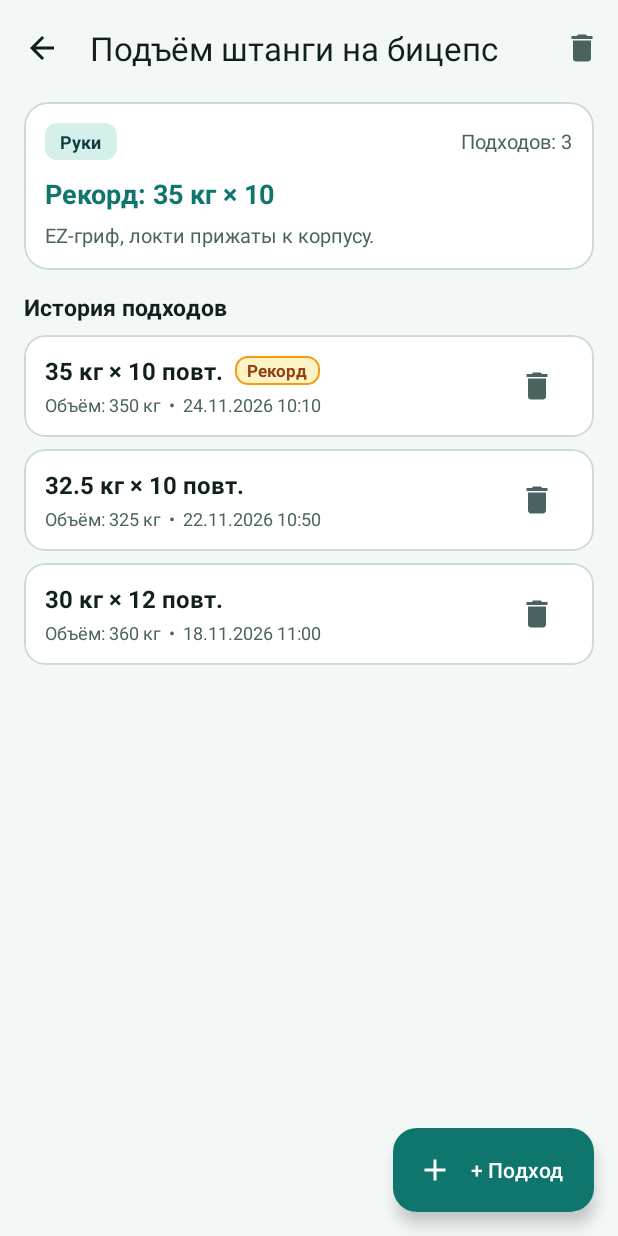
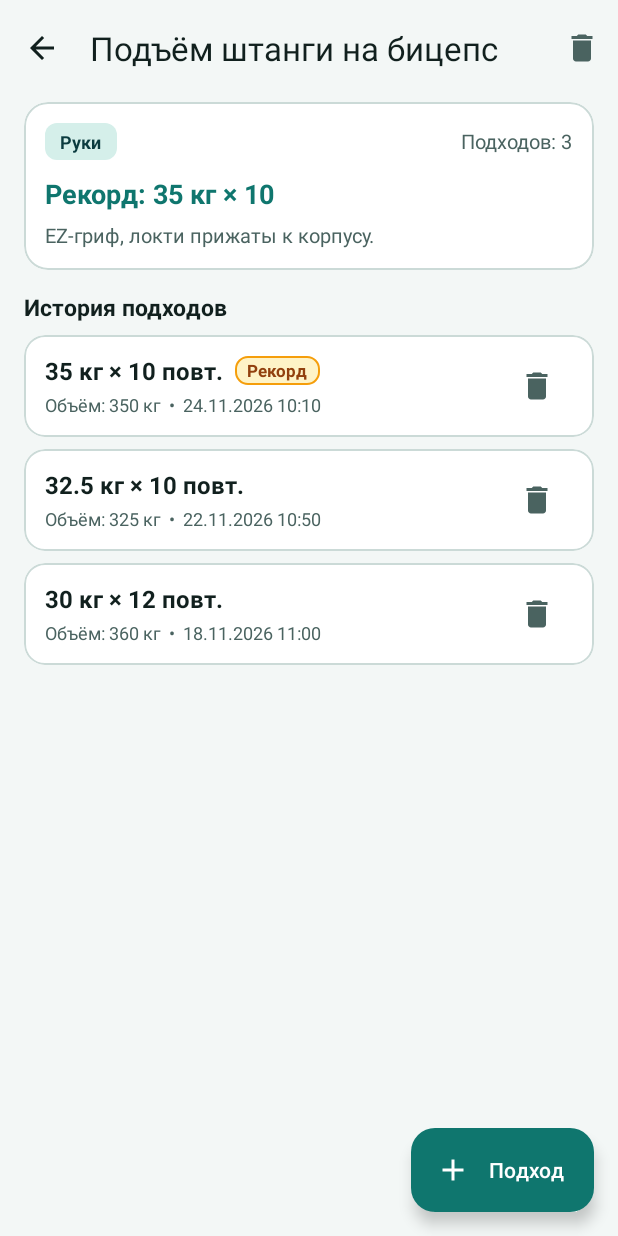
Before and after one commit to ssensager/Android_mobile_modules, an Android app: the screen it shows after launch (EquipmentDetailActivity), after a tap on "Подъём штанги на бицепс", on a phone screen of 412 x 824 dp. Run offline under Robolectric (Android 15) with nearby library versions, the phone set to English and light mode, and no system bars; our stand-ins replace Room's generated code; 1 statement that could not run was skipped.

Commit message:
polish(lab6): remove duplicate plus sign on detail FAB

```diff
--- a/lab6/app/src/main/res/layout/activity_equipment_detail.xml
+++ b/lab6/app/src/main/res/layout/activity_equipment_detail.xml
@@ -190,7 +190,7 @@
         android:layout_height="wrap_content"
         android:layout_gravity="bottom|end"
         android:layout_margin="16dp"
-        android:text="@string/btn_quick_add_set"
+        android:text="@string/fab_add_set"
         android:textColor="@color/brand_on_primary"
         app:backgroundTint="@color/brand_primary"
         app:icon="@drawable/ic_add"
--- a/lab6/app/src/main/res/values/strings.xml
+++ b/lab6/app/src/main/res/values/strings.xml
@@ -34,6 +34,7 @@
     <string name="equipment_sets_count">Подходов: %1$d</string>
     <string name="equipment_last_set">Последний: %1$s кг × %2$d</string>
     <string name="btn_quick_add_set">+ Подход</string>
+    <string name="fab_add_set">Подход</string>
     <string name="fab_add_equipment">Тренажёр</string>
 
     <!-- Новый личный рекорд -->
```
